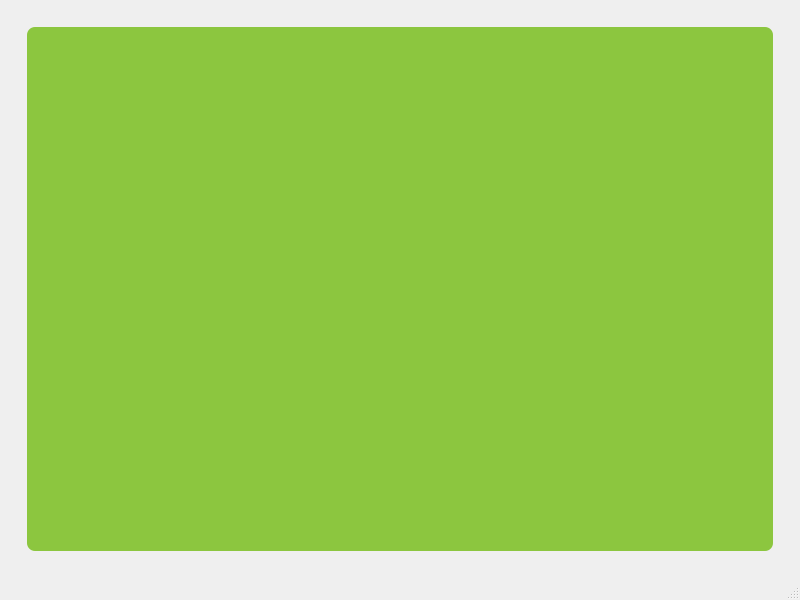
Before: the Qt Designer form Interfaz/datos.ui in decinx1/Sistema-hidrop-nico-Monitoreado, drawn with Qt 5.
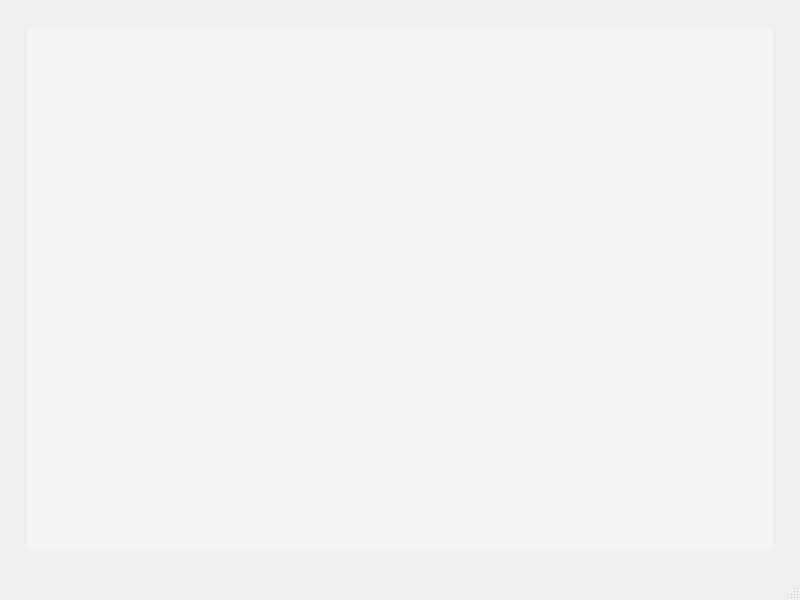
After: the same form once the commit is applied.

Commit message: Nuevo diseño tabla datos

What changed in the file:
```diff
--- a/Interfaz/datos.ui
+++ b/Interfaz/datos.ui
@@ -14,13 +14,12 @@
    <string>MainWindow</string>
   </property>
   <property name="styleSheet">
-   <string notr="true"><![CDATA[
-/* === QTableView === */
+   <string notr="true">/* === QTableView === */
 QTableView {
-    background-color: #8cc63f;
+    background-color: rgb(245, 245, 245); /* Color claro y suave similar al blanco */
     border: none;
     font-size: 16px;
-    selection-background-color: #5a9216;
+    selection-background-color: rgb(220, 220, 220); /* Gris suave para la selección */
     border-radius: 8px;
     color: #333333;
 }
@@ -30,13 +29,13 @@
     margin: 2px;
 }
 QTableView::item:selected {
-    background-color: #5a9216;
-    color: white;
+    background-color: rgb(200, 200, 200); /* Gris más claro */
+    color: black;
 }
 
 /* === QHeaderView === */
 QHeaderView::section {
-    background-color: #444444;
+    background-color: #66bb6a; /* Verde más brillante y fresco para el header */
     color: white;
     font-weight: bold;
     padding: 8px;
@@ -44,6 +43,11 @@
     border-radius: 12px;
     margin: 1px;
 }
+QHeaderView::section:horizontal {
+    background-color: #1e73c1; /* Azul suave para los nombres de las columnas */
+    color: white;
+    font-weight: bold;
+}
 
 /* === QScrollBar === */
 QScrollBar:vertical {
@@ -61,57 +65,62 @@
 
 /* === QDialog === */
 QDialog {
-    background-color: #ffffff;
-    border: 2px solid #8cc63f;
-    border-radius: 15px;
+    background-color: #ffffff; /* Blanco limpio */
+    border: 2px solid #1e73c1; /* Azul suave para el borde */
+    border-radius: 20px; /* Bordes redondeados */
+    padding: 30px; /* Más padding para un espaciado más limpio */
 }
 
 /* === Modal title bar === */
 QDialog QWidget#titleBar {
-    background-color: #00aeef;
+    background-color: #66bb6a; /* Verde brillante para el encabezado */
     color: white;
-    border-top-left-radius: 13px;
-    border-top-right-radius: 13px;
-    padding: 10px;
-    font-size: 18px;
+    border-top-left-radius: 20px; /* Redondeo de los bordes */
+    border-top-right-radius: 20px;
+    padding: 20px; /* Padding ajustado */
+    font-size: 20px; /* Título más grande */
     font-weight: bold;
+    text-align: center;
 }
 
 /* === Modal content === */
 QDialog QWidget#contentWidget {
-    background-color: #f8f8f8;
-    border-radius: 10px;
-    margin: 15px;
+    background-color: #f9f9f9; /* Gris claro para el contenido */
+    border-radius: 15px; /* Bordes redondeados */
+    margin: 20px;
+    padding: 25px; /* Más padding para no verse comprimido */
 }
 
 QDialog QLabel {
-    font-size: 16px;
-    padding: 10px;
+    font-size: 18px; /* Tamaño de fuente ajustado */
     color: #333333;
+    padding: 10px;
 }
 QDialog QLabel#sectionTitle {
-    font-size: 18px;
+    font-size: 20px;
     font-weight: bold;
-    color: #00aeef;
-    padding: 10px;
+    color: #1e73c1; /* Azul para los títulos de sección */
+    padding: 10px 0;
 }
 QDialog QLabel#valueLabel {
     font-size: 16px;
     color: #444444;
-    background-color: #f0f0f0;
+    background-color: #e6f7ff; /* Fondo sutil azul claro */
     border-radius: 8px;
-    padding: 8px 12px;
+    padding: 12px;
+    margin-top: 10px;
 }
 
 /* === Buttons === */
 QDialog QPushButton {
-    background-color: #8cc63f;
+    background-color: #1e73c1; /* Azul suave para los botones */
     color: white;
     border: none;
-    border-radius: 10px;
-    padding: 10px 20px;
+    border-radius: 12px; /* Bordes más redondeados */
+    padding: 12px 25px;
     font-size: 16px;
     font-weight: bold;
+    margin-top: 20px;
 }
 QDialog QPushButton:hover {
     background-color: #7ab62e;
@@ -120,7 +129,7 @@
     background-color: #5a9216;
 }
 QDialog QPushButton#closeButton {
-    background-color: #00aeef;
+    background-color: #00aeef; /* Color brillante para el botón de cierre */
     color: white;
 }
 QDialog QPushButton#closeButton:hover {
@@ -131,15 +140,15 @@
 QDialog QFrame#separator {
     background-color: #e0e0e0;
     max-height: 1px;
-    margin: 10px 15px;
+    margin: 15px 0;
 }
 QDialog QFrame#graphFrame {
     background-color: white;
     border: 1px solid #e0e0e0;
-    border-radius: 10px;
-    padding: 10px;
+    border-radius: 15px;
+    padding: 20px;
 }
-   ]]></string>
+</string>
   </property>
   <widget class="QWidget" name="centralwidget">
    <layout class="QVBoxLayout" name="verticalLayout">
```
Left out of the diff: 4 changed lines with no effect on the pictures. The commit also changes 2 other files.
